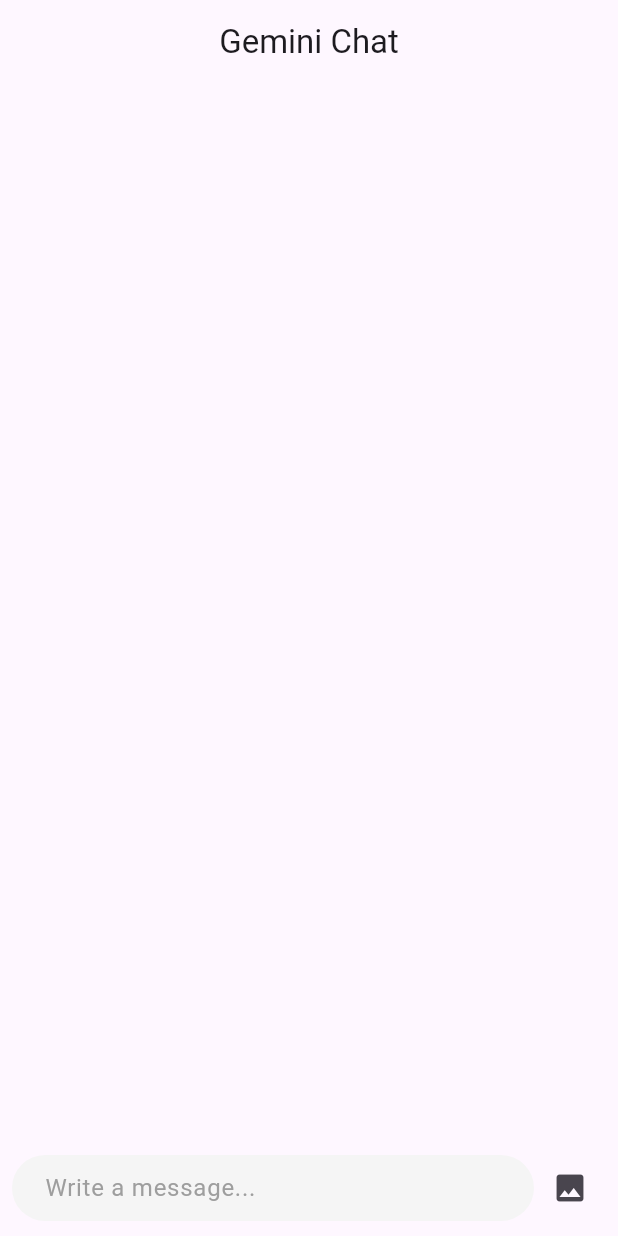
After one commit to shabaanmehmood/AI-integration, a Flutter app: the HomePage screen opened directly, after a tap on the "image" icon, on a phone screen of 412 x 824 dp. The commit adds this screen. Run offline on Flutter 3.47's test engine with Material 3 defaults, Android fonts, the phone set to English and light mode, and no system bars; drawn by our look-alikes of dash_chat_2; our stand-ins replace flutter_gemini, image_picker.

Commit message:
gemini chatbot

```diff
--- /dev/null
+++ b/lib/constants.dart
@@ -0,0 +1 @@
+const String GEMINI_API_KEY = 'AIzaSyAQZlgriORzuHOapmz0QwtcW8fZF3b6kz8';
--- /dev/null
+++ b/lib/pages/home_page.dart
@@ -0,0 +1,80 @@
+import 'dart:io';
+import 'package:dash_chat_2/dash_chat_2.dart';
+import 'package:flutter/cupertino.dart';
+import 'package:flutter/material.dart';
+import 'package:flutter_gemini/flutter_gemini.dart';
+import 'package:image_picker/image_picker.dart';
+import 'dart:typed_data';
+
+class HomePage extends StatefulWidget {
+  const HomePage({super.key});
+
+  @override
+  State<HomePage> createState() => _HomePageState();
+}
+
+class _HomePageState extends State<HomePage> {
+  final Gemini gemini = Gemini.instance;
+  List<ChatMessage> messages = [];
+  ChatUser currentUser = ChatUser(id: '0', firstName: 'User');
+  ChatUser geminiUser = ChatUser(id: "1", firstName: "Gemini", profileImage: 'assets/images/gemini-logo.png');
+  Widget _buildUI() {
+    return DashChat(
+      inputOptions: InputOptions(trailing: [IconButton(onPressed: _sendMediaMessage, icon: const Icon(Icons.image))]),
+      currentUser: currentUser,
+      onSend: _sendMessage,
+      messages: messages,
+    );
+  }
+
+  void _sendMessage(ChatMessage chatMessage) {
+    setState(() {
+      messages = [chatMessage, ...messages];
+    });
+    try {
+      String question = chatMessage.text;
+      List<Uint8List>? images;
+      if (chatMessage.medias?.isNotEmpty ?? false) {
+        images = [Uint8List.fromList(File(chatMessage.medias!.first.url).readAsBytesSync())];
+      }
+      gemini.streamGenerateContent(question, images: images).listen((event) {
+        ChatMessage? lastMessage = messages.firstOrNull;
+        if (lastMessage != null && lastMessage.user == geminiUser) {
+          lastMessage = messages.removeAt(0);
+          String response = event.content?.parts?.map((part) => (part as TextPart).text).join() ?? '';
+          lastMessage.text += response;
+          setState(() {
+            messages = [lastMessage!, ...messages];
+          });
+        } else {
+          String response = event.content?.parts?.map((part) => (part as TextPart).text).join() ?? '';
+          ChatMessage message = ChatMessage(user: geminiUser, createdAt: DateTime.now(), text: response);
+          setState(() {
+            messages = [message, ...messages];
+          });
+        }
+      });
+    } catch (e) {
+      print('Error : $e');
+    }
+  }
+
+  void _sendMediaMessage() async {
+    ImagePicker imagePicker = ImagePicker();
+    XFile? file = await imagePicker.pickImage(source: ImageSource.gallery);
+    if (file != null) {
+      ChatMessage chatMessage = ChatMessage(
+        user: currentUser,
+        createdAt: DateTime.now(),
+        text: 'Describe this picture',
+        medias: [ChatMedia(url: file.path, fileName: '', type: MediaType.image)],
+      );
+      _sendMessage(chatMessage);
+    }
+  }
+
+  @override
+  Widget build(BuildContext context) {
+    return Scaffold(appBar: AppBar(title: Text('Gemini Chat'), centerTitle: true), body: _buildUI());
+  }
+}
```
Also changed, not shown: lib/main.dart (+12 -31 lines), pubspec.yaml (+5 -7 lines), assets/images/gemini-logo.png (added), pubspec.lock, 22 other files.
